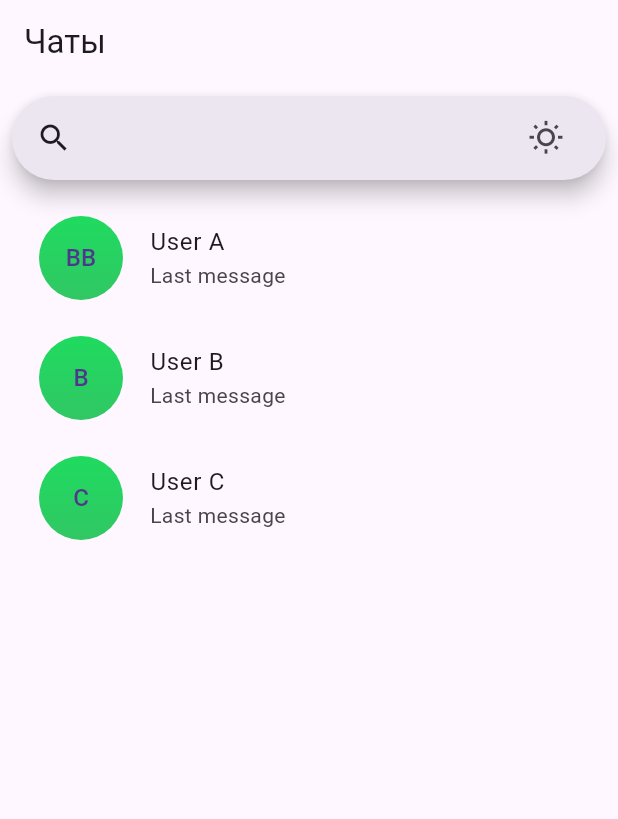
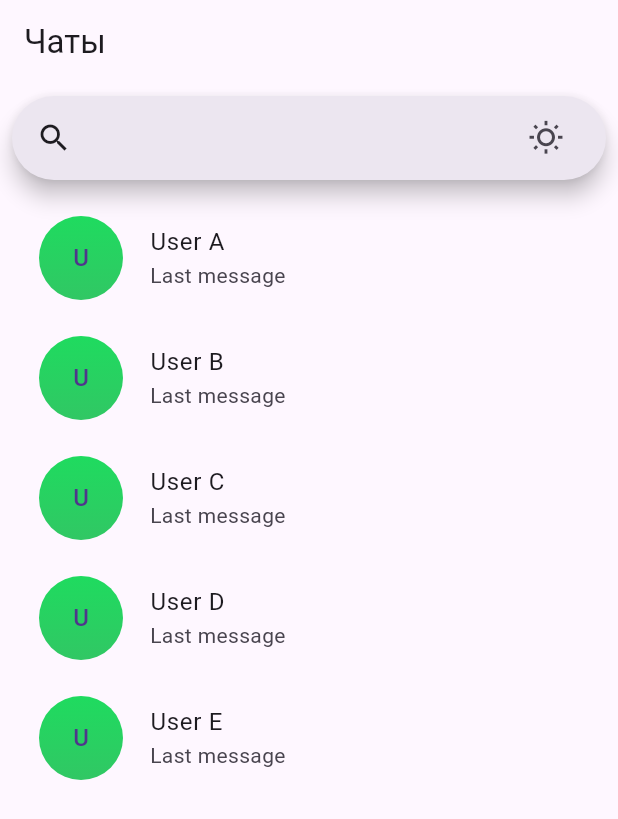
Before and after one commit to GamalSher/flutter_application_1, a Flutter app: the screen it shows after launch, on a phone screen of 412 x 824 dp. Shown: the top 819 px of the screen. Run offline on Flutter 3.47's test engine with Material 3 defaults, Android fonts, the phone set to English and light mode, and no system bars.

Commit message:
first com

```diff
--- a/lib/main.dart
+++ b/lib/main.dart
@@ -10,7 +10,7 @@ void main() => runApp(
     );
 
 class SearchBarApp extends StatefulWidget {
-  const SearchBarApp({super.key});
+  const SearchBarApp({Key? key}) : super(key: key);
 
   @override
   State<SearchBarApp> createState() => _SearchBarAppState();
@@ -101,7 +101,31 @@ class _SearchBarAppState extends State<SearchBarApp> {
               child: ListView(
                 padding: const EdgeInsets.all(8),
                 children: <Widget>[
-                  Container(
+                  buildChatItem('User A', 'Last message', context),
+                  buildChatItem('User B', 'Last message', context),
+                  buildChatItem('User C', 'Last message', context),
+                  buildChatItem('User D', 'Last message', context),
+                  buildChatItem('User E', 'Last message', context),
+                ],
+              ),
+            ),
+          ],
+        ),
+      ),
+    );
+  }
+
+  void _navigateToChat(BuildContext context, String username) {
+    Navigator.pushNamed(
+      context,
+      '/chat',
+      arguments: {'username': username}, // Передача данных в чат
+    );
+  }
+
+  Widget buildChatItem(
+      String username, String lastMessage, BuildContext context) {
+    return Container(
       height: 80,
       child: ListTile(
         leading: Container(
@@ -118,89 +142,30 @@ class _SearchBarAppState extends State<SearchBarApp> {
           child: CircleAvatar(
             radius: 30.0,
             backgroundColor: Colors.transparent,
-                          child: Text('ВВ'),
+            child: Text(username[0]),
           ),
         ),
-                      title: Text('User A'),
-                      subtitle: Text('Last message'),
+        title: Text(username),
+        subtitle: Text(lastMessage),
         onTap: () {
-                        _navigateToChat(context, 'User A');
+          _navigateToChat(context, username);
         },
       ),
-                  ),
-                  Container(
-                    height: 80,
-                    child: ListTile(
-                      leading: Container(
-                        decoration: BoxDecoration(
-                            gradient: LinearGradient(
-                              begin: Alignment.topCenter,
-                              end: Alignment.bottomCenter,
-                              colors: [
-                                Color(0xFF1FDB5F), // Начальный цвет градиента
-                                Color(0xFF31C764), // Конечный цвет градиента
-                              ],
-                            ),
-                            shape: BoxShape.circle),
-                        child: CircleAvatar(
-                          radius: 30.0,
-                          backgroundColor: Colors.transparent,
-                          child: Text('B'),
-                        ),
-                      ),
-                      title: Text('User B'),
-                      subtitle: Text('Last message'),
-                      onTap: () {
-                        _navigateToChat(context, 'User B');
-                      },
-                    ),
-                  ),
-                  Container(
-                    height: 80,
-                    child: ListTile(
-                      leading: Container(
-                        decoration: const BoxDecoration(
-                            gradient: LinearGradient(
-                              begin: Alignment.topCenter,
-                              end: Alignment.bottomCenter,
-                              colors: [
-                                Color(0xFF1FDB5F), // Начальный цвет градиента
-                                Color(0xFF31C764), // Конечный цвет градиента
-                              ],
-                            ),
-                            shape: BoxShape.circle),
-                        child: const CircleAvatar(
-                          radius: 30.0,
-                          backgroundColor: Colors.transparent,
-                          child: Text('C'),
-                        ),
-                      ),
-                      title: Text('User C'),
-                      subtitle: Text('Last message'),
-                      onTap: () {
-                        _navigateToChat(context, 'User C');
-                      },
-                    ),
-                  ),
-                ],
-              ),
-            ),
-          ],
-        ),
-      ),
-    );
-  }
-
-  void _navigateToChat(BuildContext context, String username) {
-    Navigator.pushNamed(
-      context,
-      '/chat',
-      arguments: {'username': username}, // Передача данных в чат
     );
   }
 }
 
-class ChatScreen extends StatelessWidget {
+class ChatScreen extends StatefulWidget {
+  @override
+  _ChatScreenState createState() => _ChatScreenState();
+}
+
+// ...
+
+class _ChatScreenState extends State<ChatScreen> {
+  final TextEditingController _messageController = TextEditingController();
+  List<String> messages = [];
+
   @override
   Widget build(BuildContext context) {
     final Map<String, dynamic> args =
@@ -211,10 +176,122 @@ class ChatScreen extends StatelessWidget {
     return Scaffold(
       appBar: AppBar(
         title: Text('Чат с $username'),
+        actions: [
+          IconButton(
+            icon: Icon(Icons.attach_file),
+            onPressed: () {
+              // Добавьте функциональность для вложения файлов
+            },
           ),
-      body: Center(
-        child: Text('Это экран чата с $username'),
+        ],
+      ),
+      body: Column(
+        children: [
+          Expanded(
+            child: ListView.builder(
+              padding: EdgeInsets.all(8),
+              itemCount: messages
+                  .length, // Теперь количество сообщений берется из списка
+              itemBuilder: (BuildContext context, int index) {
+                return buildMessageItem('User $username', messages[index]);
+              },
+            ),
+          ),
+          // Ввод сообщения
+          buildMessageInput(),
+        ],
       ),
     );
   }
+
+  Widget buildMessageItem(String sender, String message) {
+    return Container(
+      margin: EdgeInsets.symmetric(vertical: 4),
+      child: Row(
+        mainAxisAlignment: MainAxisAlignment.start,
+        crossAxisAlignment: CrossAxisAlignment.start,
+        children: [
+          CircleAvatar(
+            radius: 18.0,
+            backgroundColor: Colors.transparent,
+            child: Text(sender[0]),
+          ),
+          SizedBox(width: 8),
+          Column(
+            crossAxisAlignment: CrossAxisAlignment.start,
+            children: [
+              Text(sender, style: TextStyle(fontWeight: FontWeight.bold)),
+              SizedBox(height: 4),
+              Container(
+                padding: EdgeInsets.all(8),
+                decoration: BoxDecoration(
+                  color: Colors.grey[300],
+                  borderRadius: BorderRadius.circular(8),
+                ),
+                child: Text(message),
+              ),
+            ],
+          ),
+        ],
+      ),
+    );
   }
+
+  Widget buildMessageInput() {
+    return Container(
+      padding: EdgeInsets.all(8),
+      child: Row(
+        children: [
+          Expanded(
+            child: TextField(
+              controller: _messageController,
+              decoration: InputDecoration(
+                hintText: 'Type a message...',
+                border: OutlineInputBorder(
+                  borderRadius: BorderRadius.circular(20),
+                ),
+              ),
+            ),
+          ),
+          SizedBox(width: 8),
+          Row(
+            children: [
+              IconButton(
+                icon: Icon(Icons.attach_file),
+                onPressed: () {
+                  // Добавьте функциональность для вложения файлов
+                },
+              ),
+              SizedBox(width: 8),
+              IconButton(
+                icon: Icon(Icons.mic),
+                onPressed: () {
+                  // Добавьте функциональность для записи голосовых сообщений
+                },
+              ),
+              SizedBox(width: 8),
+              IconButton(
+                icon: Icon(Icons.send),
+                onPressed: () {
+                  _sendMessage();
+                },
+              ),
+            ],
+          ),
+        ],
+      ),
+    );
+  }
+
+  void _sendMessage() {
+    String message = _messageController.text;
+    if (message.isNotEmpty) {
+      _messageController.clear();
+
+      setState(() {
+        // Добавьте новое сообщение в список
+        messages.add(message);
+      });
+    }
+  }
+}
```
Lines whose indentation alone changed are shown as unchanged.
